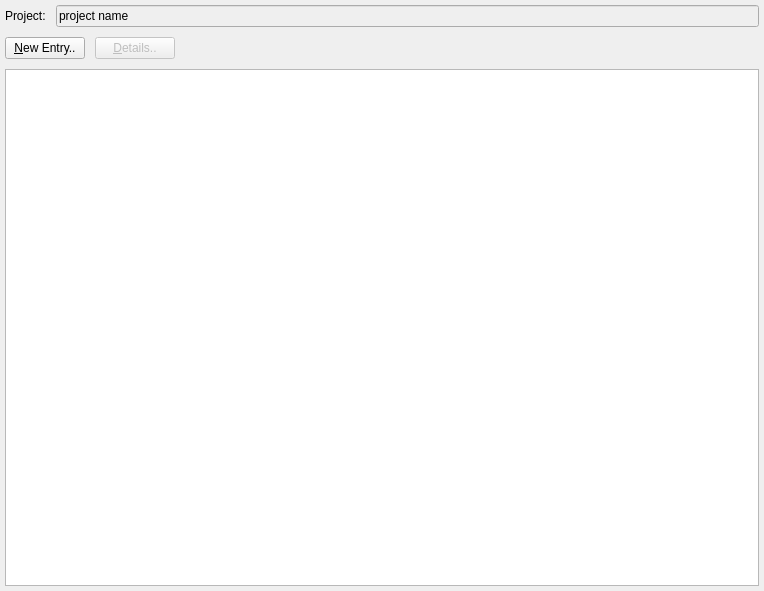
First picture: the form in forms/log.ui, repository skriticos/nelia1, before the edit.
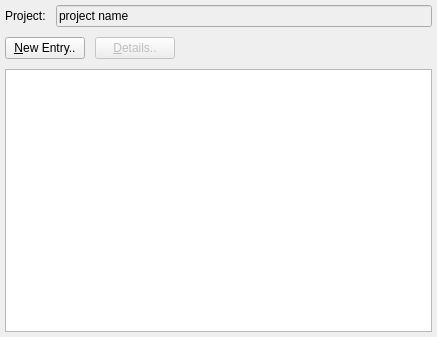
Second picture: the form after the edit.

Diff of the .ui file:
```diff
--- a/forms/log.ui
+++ b/forms/log.ui
@@ -6,10 +6,16 @@
    <rect>
     <x>0</x>
     <y>0</y>
-    <width>764</width>
-    <height>591</height>
+    <width>437</width>
+    <height>337</height>
    </rect>
   </property>
+  <property name="sizePolicy">
+   <sizepolicy hsizetype="Preferred" vsizetype="Preferred">
+    <horstretch>0</horstretch>
+    <verstretch>0</verstretch>
+   </sizepolicy>
+  </property>
   <property name="windowTitle">
    <string>Log</string>
   </property>
```
Left out of the diff: 8 changed lines with no effect on the pictures.
